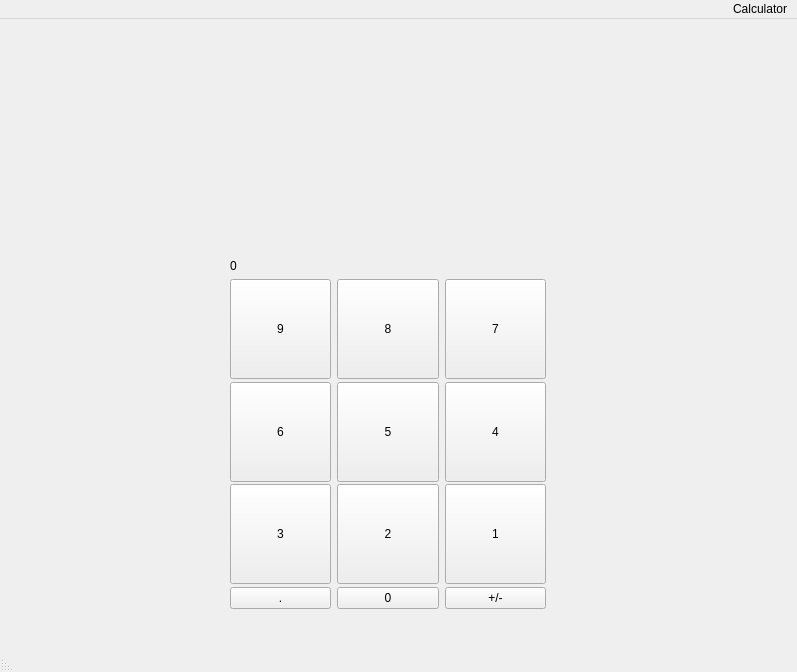
Qt form UI/calculator.ui (m1n1tea/forth_semester) before a commit.
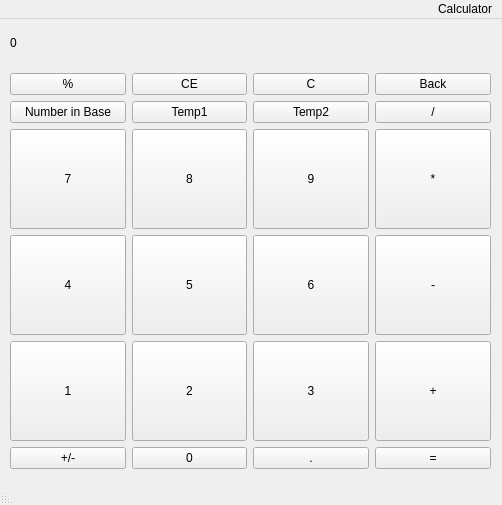
The same form after that commit.

The edit to the form file:
```diff
--- a/UI/calculator.ui
+++ b/UI/calculator.ui
@@ -6,8 +6,8 @@
    <rect>
     <x>0</x>
     <y>0</y>
-    <width>797</width>
-    <height>672</height>
+    <width>502</width>
+    <height>505</height>
    </rect>
   </property>
   <property name="windowTitle">
@@ -20,10 +20,10 @@
    <widget class="QWidget" name="gridWidget" native="true">
     <property name="geometry">
      <rect>
-      <x>230</x>
-      <y>240</y>
-      <width>316</width>
-      <height>361</height>
+      <x>10</x>
+      <y>0</y>
+      <width>481</width>
+      <height>461</height>
      </rect>
     </property>
     <property name="sizePolicy">
@@ -36,7 +36,14 @@
      <property name="bottomMargin">
       <number>11</number>
      </property>
-     <item row="2" column="1">
+     <item row="2" column="2">
+      <widget class="QPushButton" name="pushButton_13">
+       <property name="text">
+        <string>Temp1</string>
+       </property>
+      </widget>
+     </item>
+     <item row="4" column="2">
       <widget class="QPushButton" name="pushButton">
        <property name="sizePolicy">
         <sizepolicy hsizetype="Minimum" vsizetype="Minimum">
@@ -55,14 +62,14 @@
        </property>
       </widget>
      </item>
-     <item row="4" column="2">
+     <item row="6" column="3">
       <widget class="QPushButton" name="pushButton_11">
        <property name="text">
-        <string>.</string>
+        <string>+/-</string>
        </property>
       </widget>
      </item>
-     <item row="3" column="2">
+     <item row="5" column="3">
       <widget class="QPushButton" name="pushButton_8">
        <property name="minimumSize">
         <size>
@@ -71,50 +78,12 @@
         </size>
        </property>
        <property name="text">
-        <string>3</string>
-       </property>
-      </widget>
-     </item>
-     <item row="2" column="2">
-      <widget class="QPushButton" name="pushButton_7">
-       <property name="minimumSize">
-        <size>
-         <width>100</width>
-         <height>100</height>
-        </size>
-       </property>
-       <property name="text">
-        <string>6</string>
-       </property>
-      </widget>
-     </item>
-     <item row="3" column="0">
-      <widget class="QPushButton" name="pushButton_3">
-       <property name="sizePolicy">
-        <sizepolicy hsizetype="Minimum" vsizetype="Minimum">
-         <horstretch>0</horstretch>
-         <verstretch>0</verstretch>
-        </sizepolicy>
-       </property>
-       <property name="minimumSize">
-        <size>
-         <width>100</width>
-         <height>100</height>
-        </size>
-       </property>
-       <property name="text">
         <string>1</string>
        </property>
       </widget>
      </item>
-     <item row="2" column="0">
-      <widget class="QPushButton" name="pushButton_2">
-       <property name="sizePolicy">
-        <sizepolicy hsizetype="Minimum" vsizetype="Ignored">
-         <horstretch>0</horstretch>
-         <verstretch>0</verstretch>
-        </sizepolicy>
-       </property>
+     <item row="4" column="3">
+      <widget class="QPushButton" name="pushButton_7">
        <property name="minimumSize">
         <size>
          <width>100</width>
@@ -126,7 +95,26 @@
        </property>
       </widget>
      </item>
-     <item row="1" column="2">
+     <item row="5" column="1">
+      <widget class="QPushButton" name="pushButton_3">
+       <property name="sizePolicy">
+        <sizepolicy hsizetype="Minimum" vsizetype="Minimum">
+         <horstretch>0</horstretch>
+         <verstretch>0</verstretch>
+        </sizepolicy>
+       </property>
+       <property name="minimumSize">
+        <size>
+         <width>100</width>
+         <height>100</height>
+        </size>
+       </property>
+       <property name="text">
+        <string>3</string>
+       </property>
+      </widget>
+     </item>
+     <item row="3" column="3">
       <widget class="QPushButton" name="pushButton_6">
        <property name="sizePolicy">
         <sizepolicy hsizetype="Minimum" vsizetype="Maximum">
@@ -141,11 +129,11 @@
         </size>
        </property>
        <property name="text">
-        <string>9</string>
+        <string>7</string>
        </property>
       </widget>
      </item>
-     <item row="1" column="1">
+     <item row="3" column="2">
       <widget class="QPushButton" name="pushButton_4">
        <property name="sizePolicy">
         <sizepolicy hsizetype="Minimum" vsizetype="Maximum">
@@ -164,7 +152,7 @@
        </property>
       </widget>
      </item>
-     <item row="3" column="1">
+     <item row="5" column="2">
       <widget class="QPushButton" name="pushButton_5">
        <property name="minimumSize">
         <size>
@@ -177,7 +165,7 @@
        </property>
       </widget>
      </item>
-     <item row="4" column="1">
+     <item row="6" column="2">
       <widget class="QPushButton" name="pushButton_9">
        <property name="sizePolicy">
         <sizepolicy hsizetype="Minimum" vsizetype="Minimum">
@@ -196,7 +184,33 @@
        </property>
       </widget>
      </item>
-     <item row="1" column="0">
+     <item row="4" column="0">
+      <widget class="QPushButton" name="pushButton_21">
+       <property name="sizePolicy">
+        <sizepolicy hsizetype="Minimum" vsizetype="Minimum">
+         <horstretch>0</horstretch>
+         <verstretch>0</verstretch>
+        </sizepolicy>
+       </property>
+       <property name="text">
+        <string>-</string>
+       </property>
+      </widget>
+     </item>
+     <item row="5" column="0">
+      <widget class="QPushButton" name="pushButton_22">
+       <property name="sizePolicy">
+        <sizepolicy hsizetype="Minimum" vsizetype="Minimum">
+         <horstretch>0</horstretch>
+         <verstretch>0</verstretch>
+        </sizepolicy>
+       </property>
+       <property name="text">
+        <string>+</string>
+       </property>
+      </widget>
+     </item>
+     <item row="3" column="1">
       <widget class="QPushButton" name="calcButton7">
        <property name="sizePolicy">
         <sizepolicy hsizetype="Minimum" vsizetype="Preferred">
@@ -211,7 +225,7 @@
         </size>
        </property>
        <property name="text">
-        <string>7</string>
+        <string>9</string>
        </property>
        <property name="iconSize">
         <size>
@@ -221,14 +235,82 @@
        </property>
       </widget>
      </item>
-     <item row="4" column="0">
+     <item row="1" column="0">
+      <widget class="QPushButton" name="pushButton_20">
+       <property name="text">
+        <string>Back</string>
+       </property>
+      </widget>
+     </item>
+     <item row="6" column="0">
+      <widget class="QPushButton" name="pushButton_23">
+       <property name="sizePolicy">
+        <sizepolicy hsizetype="Minimum" vsizetype="Minimum">
+         <horstretch>0</horstretch>
+         <verstretch>0</verstretch>
+        </sizepolicy>
+       </property>
+       <property name="text">
+        <string>=</string>
+       </property>
+      </widget>
+     </item>
+     <item row="2" column="3">
+      <widget class="QPushButton" name="pushButton_12">
+       <property name="text">
+        <string>Number in Base</string>
+       </property>
+      </widget>
+     </item>
+     <item row="3" column="0">
+      <widget class="QPushButton" name="pushButton_18">
+       <property name="sizePolicy">
+        <sizepolicy hsizetype="Minimum" vsizetype="Minimum">
+         <horstretch>0</horstretch>
+         <verstretch>100</verstretch>
+        </sizepolicy>
+       </property>
+       <property name="text">
+        <string>*</string>
+       </property>
+      </widget>
+     </item>
+     <item row="1" column="1">
+      <widget class="QPushButton" name="pushButton_17">
+       <property name="text">
+        <string>C</string>
+       </property>
+      </widget>
+     </item>
+     <item row="1" column="2">
+      <widget class="QPushButton" name="pushButton_16">
+       <property name="text">
+        <string>CE</string>
+       </property>
+      </widget>
+     </item>
+     <item row="2" column="0">
+      <widget class="QPushButton" name="pushButton_19">
+       <property name="text">
+        <string>/</string>
+       </property>
+      </widget>
+     </item>
+     <item row="1" column="3">
+      <widget class="QPushButton" name="pushButton_15">
+       <property name="text">
+        <string>%</string>
+       </property>
+      </widget>
+     </item>
+     <item row="6" column="1">
       <widget class="QPushButton" name="pushButton_10">
        <property name="text">
-        <string>+/-</string>
+        <string>.</string>
        </property>
       </widget>
      </item>
-     <item row="0" column="0" colspan="3">
+     <item row="0" column="1" colspan="3">
       <widget class="QLabel" name="commandLine">
        <property name="cursor">
         <cursorShape>IBeamCursor</cursorShape>
@@ -244,6 +326,32 @@
        </property>
       </widget>
      </item>
+     <item row="2" column="1">
+      <widget class="QPushButton" name="pushButton_14">
+       <property name="text">
+        <string>Temp2</string>
+       </property>
+      </widget>
+     </item>
+     <item row="4" column="1">
+      <widget class="QPushButton" name="pushButton_2">
+       <property name="sizePolicy">
+        <sizepolicy hsizetype="Minimum" vsizetype="Ignored">
+         <horstretch>0</horstretch>
+         <verstretch>0</verstretch>
+        </sizepolicy>
+       </property>
+       <property name="minimumSize">
+        <size>
+         <width>100</width>
+         <height>100</height>
+        </size>
+       </property>
+       <property name="text">
+        <string>6</string>
+       </property>
+      </widget>
+     </item>
     </layout>
    </widget>
   </widget>
@@ -252,7 +360,7 @@
     <rect>
      <x>0</x>
      <y>0</y>
-     <width>797</width>
+     <width>502</width>
      <height>26</height>
     </rect>
    </property>
```
